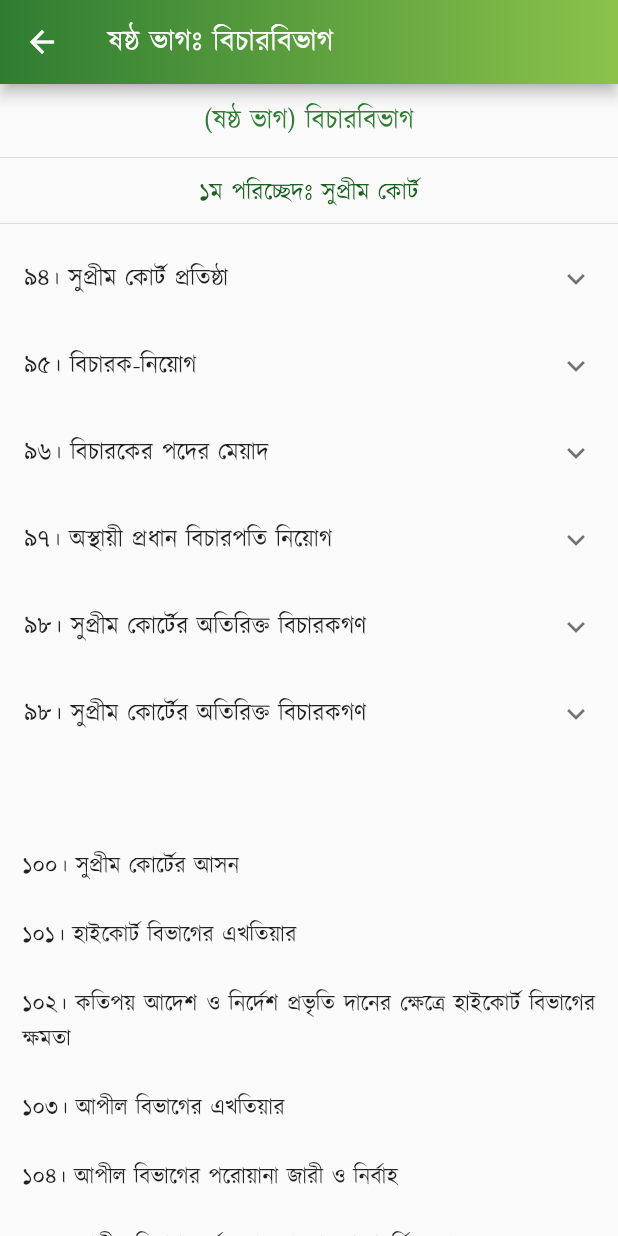
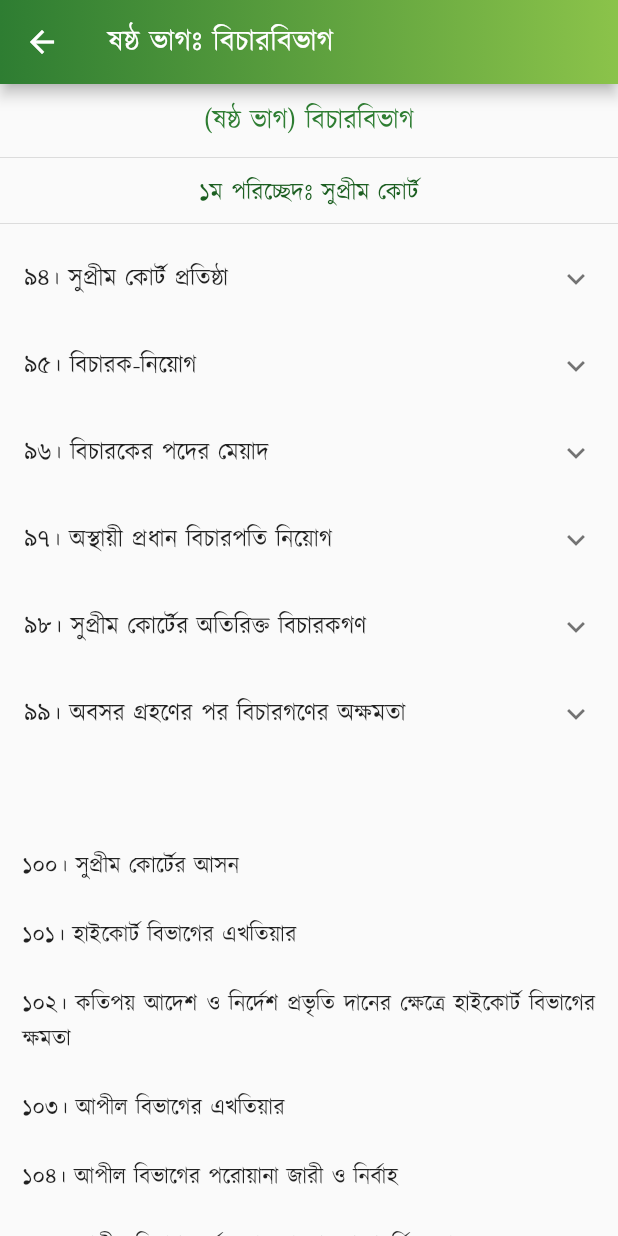
Before and after one commit to Azimul-Haque/flutter-onesignal, a Flutter app: the PartSix screen opened directly, on a phone screen of 412 x 824 dp. Run offline on Flutter 3.47's test engine with Material 2 defaults, Android fonts, the phone set to English and light mode, and no system bars; our stand-ins replace fluttertoast, package_info_plus, percent_indicator, shared_preferences, sqflite; missing offline and left inert: blinking_text, flutter_share, onesignal_flutter, slide_popup_dialog; accounts and stored records are empty; network calls fail.

Commit message:
Commit Fri 04/29/2022 13:48:17.21 2237

```diff
--- a/lib/pages/constitution/part6.dart
+++ b/lib/pages/constitution/part6.dart
@@ -133,7 +133,7 @@ class PartSix extends StatelessWidget {
             ],
           ),
           ExpansionTile(
-            title: Text('৯৮। সুপ্রীম কোর্টের অতিরিক্ত বিচারকগণ'),
+            title: Text('৯৯। অবসর গ্রহণের পর বিচারগণের অক্ষমতা'),
             children: <Widget>[
               ListTile(
                   title: Text(
```
